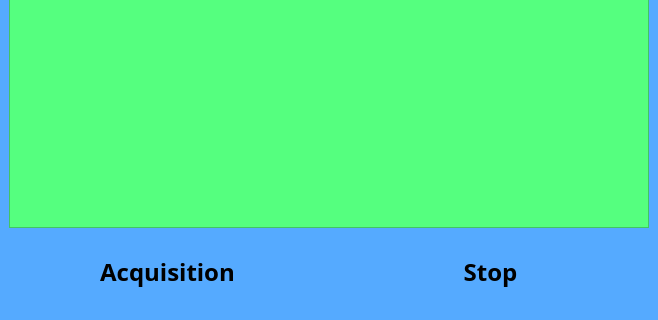
nangege/EmgControl, file qt.ui: the form before one commit; both pictures show x 0 to 658 and y 421 to 741 of the 658 by 741 pixel window.
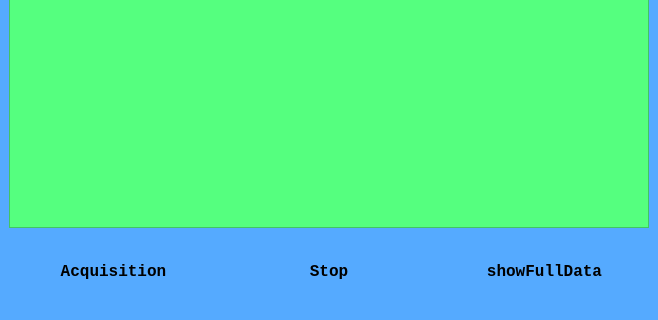
The form after the commit.

The edit to the form file:
```diff
--- a/qt.ui
+++ b/qt.ui
@@ -55,8 +55,8 @@
         </property>
         <property name="font">
          <font>
-          <family>Aparajita</family>
-          <pointsize>18</pointsize>
+          <family>Courier New</family>
+          <pointsize>12</pointsize>
           <weight>75</weight>
           <bold>true</bold>
          </font>
@@ -85,8 +85,8 @@
         </property>
         <property name="font">
          <font>
-          <family>Aparajita</family>
-          <pointsize>18</pointsize>
+          <family>Courier New</family>
+          <pointsize>12</pointsize>
           <weight>75</weight>
           <bold>true</bold>
          </font>
@@ -102,6 +102,31 @@
         </property>
        </widget>
       </item>
+      <item>
+       <widget class="QPushButton" name="fullDataButton">
+        <property name="minimumSize">
+         <size>
+          <width>0</width>
+          <height>75</height>
+         </size>
+        </property>
+        <property name="font">
+         <font>
+          <family>Courier New</family>
+          <pointsize>12</pointsize>
+          <weight>75</weight>
+          <italic>false</italic>
+          <bold>true</bold>
+         </font>
+        </property>
+        <property name="text">
+         <string>showFullData</string>
+        </property>
+        <property name="flat">
+         <bool>true</bool>
+        </property>
+       </widget>
+      </item>
      </layout>
     </item>
    </layout>
```
